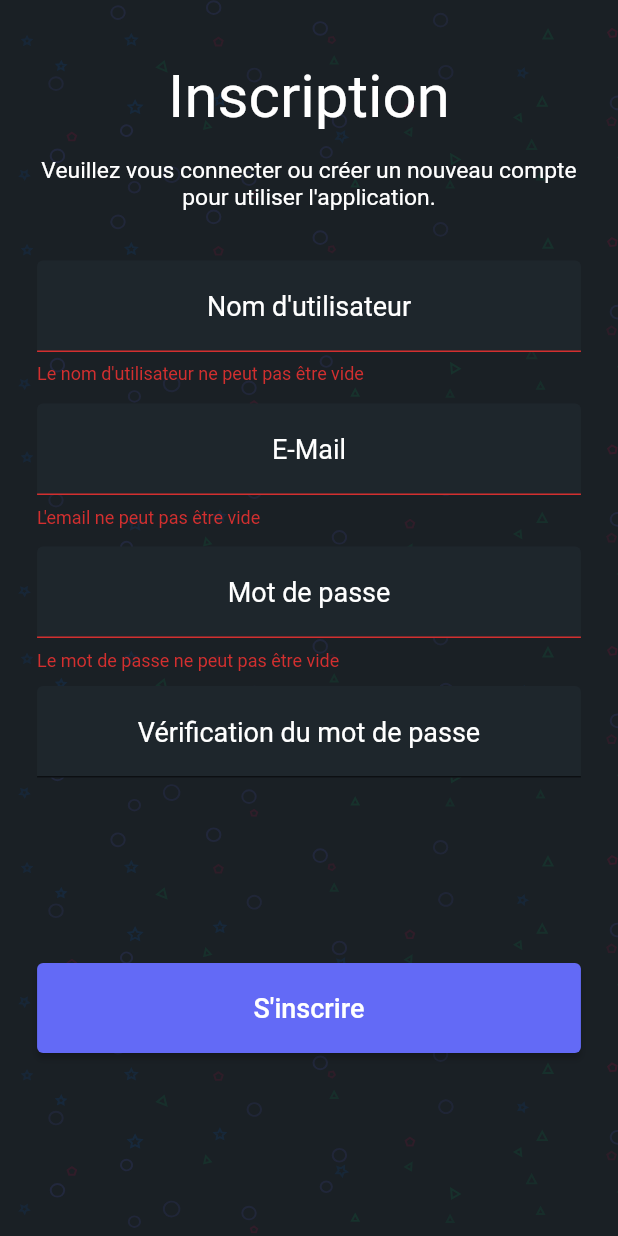
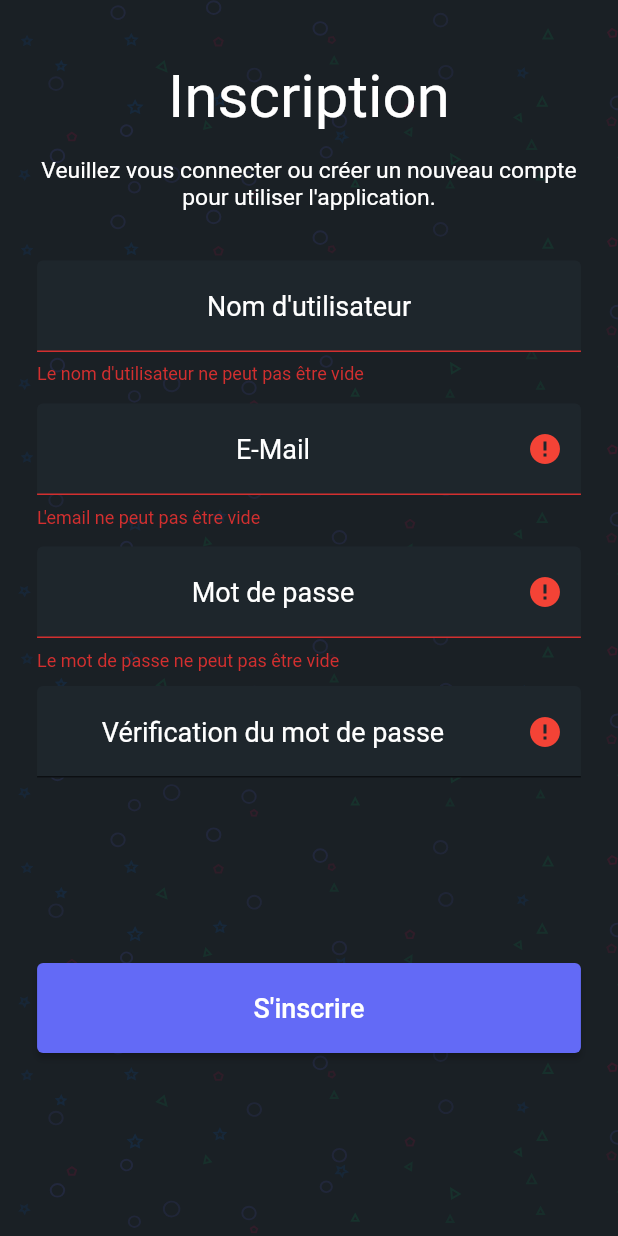
Before and after one commit to Donatiendg/androidProject, a Flutter app: the RegisterPage screen opened directly, after a tap on "S'inscrire", on a phone screen of 412 x 824 dp. Run offline on Flutter 3.47's test engine with Material 2 defaults, Android fonts, the phone set to English and light mode, and no system bars; our stand-ins replace cloud_firestore, firebase_auth, firebase_core, firebase_database, flutter_bloc, flutter_html and 1 more; accounts and stored records are empty; network calls fail; Roboto replaces fonts that are missing (GoogleSans-Bold, ProximaNova-Regular).

Commit message:
add icon login/register

```diff
--- a/lib/Blocs/bloc_login.dart
+++ b/lib/Blocs/bloc_login.dart
@@ -17,8 +17,9 @@ class RegisterEvent extends UserEvent{
   final String name;
   final String mail;
   final String password;
+  final String confirmPassword;
 
-  RegisterEvent(this.name, this.mail, this.password);
+  RegisterEvent(this.name, this.mail, this.password, this.confirmPassword);
 }
 
 class ForgottenUserEvent extends UserEvent{
@@ -75,6 +76,9 @@ class UserBloc extends Bloc<UserEvent, UserState> {
 
   Future<void> _registerUser(event, emit) async {
     emit(Loading());
+    if(event.password != event.confirmPassword){
+      emit(ErrorState("les mots de passe ne sont pas identiques"));
+    }else{
       try{
         final userCredential = await auth.createUserWithEmailAndPassword(
           email: event.mail,
@@ -90,6 +94,7 @@ class UserBloc extends Bloc<UserEvent, UserState> {
         emit(Success(user));
       } on FirebaseAuthException catch (e) {
         emit(ErrorState(e.code));
+      }
     }
   }
 
--- a/lib/Pages/forgotten_page.dart
+++ b/lib/Pages/forgotten_page.dart
@@ -15,8 +15,6 @@ class ForgottenPage extends StatelessWidget {
 
   @override
   Widget build(BuildContext context) {
-    double screenHeight = MediaQuery.of(context).size.height;
-    double screenWidth = MediaQuery.of(context).size.width;
     return BlocProvider<UserBloc>(
       create: (_) => UserBloc(),
       child: BlocListener<UserBloc, UserState>(
@@ -83,7 +81,7 @@ class ForgottenPage extends StatelessWidget {
                                   )
                               ),
                               validator: (value) =>
-                                  Validator.validateEmail(email: value),
+                                  Validator.validateEmail(value),
                             ),
                             const SizedBox(height: 50.0),
                             SizedBox(
--- a/lib/Pages/register_page.dart
+++ b/lib/Pages/register_page.dart
@@ -9,6 +9,10 @@ import '../validator.dart';
 class RegisterPage extends StatelessWidget {
   RegisterPage({Key? key}) : super(key: key);
   final _formKey = GlobalKey<FormState>();
+
+  bool _isSend = false;
+  bool _hasEmailError = false;
+  bool _hasPasswordError = false;
 
   final TextEditingController nameTextController = TextEditingController();
   final TextEditingController emailTextController = TextEditingController();
@@ -28,10 +32,26 @@ class RegisterPage extends StatelessWidget {
           if(state is Success){
             BlocProvider.of<ManagerBloc>(context).add(HomePageEvent(state.user));
           }else if (state is ErrorState){
-            ScaffoldMessenger.of(context).showSnackBar(
-            SnackBar(
-              content: Text(state.error),
-            ));
+            if(state.error == "invalid-email"){
+              _hasEmailError = true;
+              _hasPasswordError = false;
+            }else if(state.error == "weak-password"){
+              _hasEmailError = false;
+              _hasPasswordError = true;
+            }else if(state.error == "les mots de passe ne sont pas identiques"){
+              _hasEmailError = false;
+              _hasPasswordError = true;
+            }else if (state.error == "email-already-in-use"){
+              ScaffoldMessenger.of(context).showSnackBar(
+                  SnackBar(
+                    content: Text(state.error),
+                  ));
+              _hasEmailError = true;
+              _hasPasswordError = false;
+            }else{
+              _hasEmailError = true;
+              _hasPasswordError = true;
+            }
           }
         }, child: BlocBuilder<UserBloc, UserState>(
         builder: (context, snapshot) {
@@ -111,7 +131,7 @@ class RegisterPage extends StatelessWidget {
                                         fontSize: 18,
                                       )
                                   ),
-                                  validator: (value) => Validator.validateName(name: value),
+                                  validator: (value) => Validator.validateName(value),
                                 ),
 
                                 SizedBox(height: screenHeight * 0.015),
@@ -125,21 +145,24 @@ class RegisterPage extends StatelessWidget {
                                   ),
                                   textAlign: TextAlign.center,
                                   keyboardType: TextInputType.emailAddress,
-                                  decoration: const InputDecoration(
-                                      contentPadding: EdgeInsets.symmetric(vertical: 20),
+                                  decoration: InputDecoration(
+                                      contentPadding: const EdgeInsets.symmetric(vertical: 20),
                                       hintText: 'E-Mail',
-                                      focusedBorder: UnderlineInputBorder(
+                                      focusedBorder: const UnderlineInputBorder(
                                         borderSide: BorderSide(color: Color(0xFF636AF6)),
                                       ),
                                       filled: true,
-                                      fillColor:Color(0xFF1e262c),
-                                      hintStyle: TextStyle(
+                                      fillColor: const Color(0xFF1e262c),
+                                      hintStyle: const TextStyle(
                                         color: Colors.white,
                                         fontFamily: 'ProximaNova-Regular',
                                         fontSize: 18,
-                                      )
+                                      ),
+                                      suffixIcon: _isSend && _hasEmailError
+                                          ? const Icon(Icons.error, color: Colors.red)
+                                          : null
                                   ),
-                                  validator: (value) => Validator.validateEmail(email: value),
+                                  validator: (value) => Validator.validateEmail(value),
                                 ),
 
                                 SizedBox(height: screenHeight * 0.015),
@@ -152,22 +175,25 @@ class RegisterPage extends StatelessWidget {
                                   ),
                                   controller: passwordController,
                                   textAlign: TextAlign.center,
-                                  decoration: const InputDecoration(
-                                      contentPadding: EdgeInsets.symmetric(vertical: 20),
+                                  decoration: InputDecoration(
+                                      contentPadding: const EdgeInsets.symmetric(vertical: 20),
                                       hintText: 'Mot de passe',
-                                      focusedBorder: UnderlineInputBorder(
+                                      focusedBorder: const UnderlineInputBorder(
                                         borderSide: BorderSide(color: Color(0xFF636AF6)),
                                       ),
                                       filled: true,
-                                      fillColor:Color(0xFF1e262c),
-                                      hintStyle: TextStyle(
+                                      fillColor: const Color(0xFF1e262c),
+                                      hintStyle: const TextStyle(
                                         color: Colors.white,
                                         fontFamily: 'ProximaNova-Regular',
                                         fontSize: 18,
-                                      )
+                                      ),
+                                      suffixIcon: _isSend && _hasPasswordError
+                                          ? const Icon(Icons.error, color: Colors.red)
+                                          : null
                                   ),
                                   obscureText: true,
-                                  validator: (value) => Validator.validatePassword(password: value),
+                                  validator: (value) => Validator.validatePassword(value),
                                 ),
 
                                 const SizedBox(height:10),
@@ -180,26 +206,25 @@ class RegisterPage extends StatelessWidget {
                                   ),
                                   textAlign: TextAlign.center,
                                   controller: confirmPasswordController,
-                                  decoration: const InputDecoration(
-                                      contentPadding: EdgeInsets.symmetric(vertical: 20),
+                                  decoration: InputDecoration(
+                                      contentPadding: const EdgeInsets.symmetric(vertical: 20),
                                       hintText: 'Vérification du mot de passe',
-                                      focusedBorder: UnderlineInputBorder(
+                                      focusedBorder: const UnderlineInputBorder(
                                         borderSide: BorderSide(color: Color(0xFF636AF6)),
                                       ),
                                       filled: true,
-                                      fillColor: Color(0xFF1e262c),
-                                      hintStyle: TextStyle(
+                                      fillColor: const Color(0xFF1e262c),
+                                      hintStyle: const TextStyle(
                                         color: Colors.white,
                                         fontFamily: 'ProximaNova-Regular',
                                         fontSize: 18,
                                       ),
-                                      suffixIconConstraints: BoxConstraints(
-                                        maxHeight: 50,
-                                        maxWidth: 50,
-                                      )
+                                      suffixIcon: _isSend && _hasPasswordError
+                                        ? const Icon(Icons.error, color: Colors.red)
+                                        : null
                                   ),
                                   obscureText: true,
-                                  validator: (value) => Validator.validateConfirmPassword(password: passwordController.text, confirmPassword: value)
+                                  validator: (value) => Validator.validateConfirmPassword(passwordController.text, value)
                                 ),
 
                                 SizedBox(height: screenHeight * 0.15),
@@ -214,9 +239,9 @@ class RegisterPage extends StatelessWidget {
                                         ),
                                       ),
                                       onPressed: () async {
-                                        if(_formKey.currentState!.validate()){
-                                          BlocProvider.of<UserBloc>(context).add(RegisterEvent(nameTextController.text, emailTextController.text, passwordController.text));
-                                        }
+                                        _isSend = true;
+                                        BlocProvider.of<UserBloc>(context).add(RegisterEvent(nameTextController.text, emailTextController.text, passwordController.text, confirmPasswordController.text));
+                                        _formKey.currentState!.validate();
                                       },
                                       child: const Text('S\'inscrire',
                                         style: TextStyle(
--- a/lib/validator.dart
+++ b/lib/validator.dart
@@ -1,5 +1,5 @@
 class Validator {
-  static String? validateName({required String? name}) {
+  static String? validateName(String? name) {
     if (name == null) {
       return null;
     }
@@ -10,7 +10,7 @@ class Validator {
     return null;
   }
 
-  static String? validateEmail({required String? email}) {
+  static String? validateEmail(String? email) {
     if (email == null) {
       return null;
     }
@@ -26,7 +26,7 @@ class Validator {
     return null;
   }
 
-  static String? validatePassword({required String? password}) {
+  static String? validatePassword(String? password) {
     if (password == null) {
       return null;
     }
@@ -39,7 +39,7 @@ class Validator {
     return null;
   }
 
-  static String? validateConfirmPassword({required String? password, required String? confirmPassword}) {
+  static String? validateConfirmPassword(String? password, String? confirmPassword) {
     if (password == null || confirmPassword == null) {
       return null;
     }
```
Also changed, not shown: lib/Pages/login_page.dart (+41 -21 lines). Lines whose indentation alone changed are shown as unchanged.
